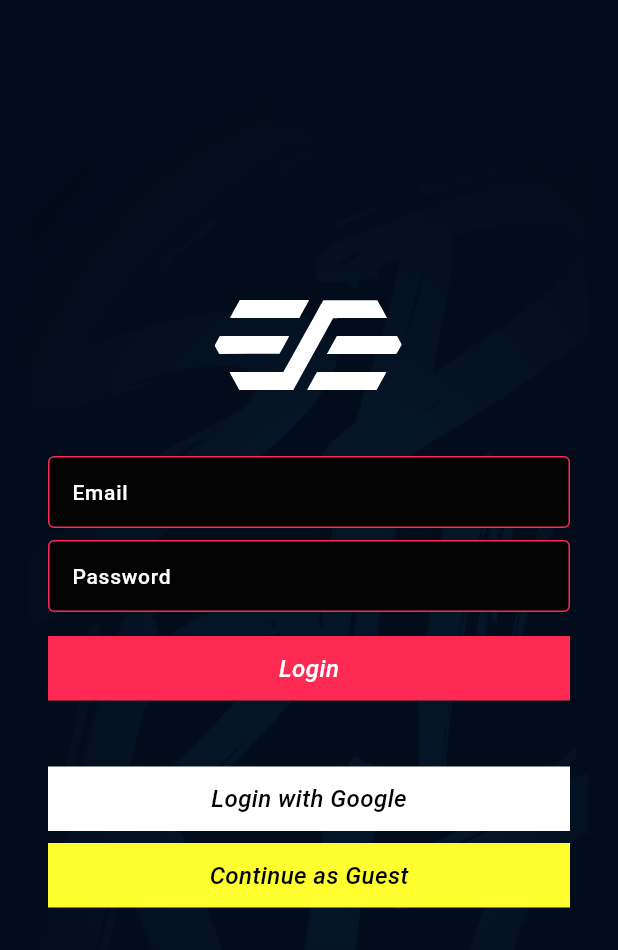
After one commit to Himadri2041/spirit_app_h, a Flutter app: the screen it shows after launch, on a phone screen of 412 x 824 dp. The commit adds this screen. Shown: the top 950 px of the screen. Run offline on Flutter 3.47's test engine with Material 3 defaults, Android fonts, the phone set to English and light mode, and no system bars; our stand-ins replace carousel_slider, flutter_svg; Roboto replaces fonts that are missing (Sequel Sans).

Commit message:
basic sign in screen

```diff
--- a/lib/main.dart
+++ b/lib/main.dart
@@ -1,5 +1,5 @@
 import 'package:flutter/material.dart';
-import 'package:spirit_app/pages/home/home.dart';
+import 'package:spirit_app/routes.dart';
 import 'package:spirit_app/utils/globals.dart';
 
 void main() {
@@ -15,7 +15,8 @@ class MyApp extends StatelessWidget {
       navigatorKey: navigatorKey,
       scaffoldMessengerKey: scaffoldMessengerKey,
       debugShowCheckedModeBanner: false,
-      home: const Home(),
+      routes: routes,
+      initialRoute: "/",
     );
   }
 }
--- /dev/null
+++ b/lib/pages/auth/sign_in_screen.dart
@@ -0,0 +1,138 @@
+import 'package:flutter/material.dart';
+import 'package:flutter_svg/flutter_svg.dart';
+import 'package:spirit_app/utils/assets.dart';
+import 'package:spirit_app/utils/globals.dart';
+import 'package:spirit_app/utils/styles/colors.dart';
+import 'package:spirit_app/utils/styles/styles.dart';
+import 'package:spirit_app/utils/widgets/custom_text_field.dart';
+
+class SignInScreen extends StatefulWidget {
+  const SignInScreen({super.key});
+
+  @override
+  State<SignInScreen> createState() => _SignInScreenState();
+}
+
+class _SignInScreenState extends State<SignInScreen> {
+  late final TextEditingController _emailController;
+  late final TextEditingController _passwordController;
+
+  @override
+  void initState() {
+    _emailController = TextEditingController();
+    _passwordController = TextEditingController();
+    super.initState();
+  }
+
+  @override
+  void dispose() {
+    _emailController.dispose();
+    _passwordController.dispose();
+    super.dispose();
+  }
+
+  @override
+  Widget build(BuildContext context) {
+    final size = MediaQuery.sizeOf(context);
+    return Scaffold(
+      backgroundColor: AppColors.backgroundColor,
+      body: GestureDetector(
+        onTap: () {
+          FocusScope.of(context).unfocus();
+        },
+        child: SizedBox(
+          width: size.width,
+          height: size.height,
+          child: Stack(
+            children: [
+              Positioned.fill(
+                child: Image.asset(Assets.backgroundFrame),
+              ),
+              SingleChildScrollView(
+                physics: const BouncingScrollPhysics(),
+                padding: const EdgeInsets.symmetric(horizontal: 32),
+                child: Column(
+                  crossAxisAlignment: CrossAxisAlignment.center,
+                  children: [
+                    const SizedBox(height: 200),
+                    SvgPicture.asset(Assets.spiritLogo, height: 60),
+                    const SizedBox(height: 44),
+                    CustomTextField(controller: _emailController, label: "Email"),
+                    CustomTextField(
+                      controller: _passwordController,
+                      label: "Password",
+                    ),
+                    const SizedBox(height: 8),
+                    GestureDetector(
+                      onTap: () {
+                        navigatorKey.currentState!.pushReplacementNamed("/home");
+                      },
+                      child: Container(
+                        width: size.width,
+                        padding: const EdgeInsets.symmetric(vertical: 12, horizontal: 16),
+                        decoration: const BoxDecoration(
+                          color: AppColors.primaryColor,
+                        ),
+                        child: Center(
+                          child: Text(
+                            "Login",
+                            style: AppStyles.m4.copyWith(
+                              fontStyle: FontStyle.italic,
+                              color: AppColors.white,
+                            ),
+                          ),
+                        ),
+                      ),
+                    ),
+                    const SizedBox(height: 44),
+                    GestureDetector(
+                      onTap: () {
+                        navigatorKey.currentState!.pushReplacementNamed("/home");
+                      },
+                      child: Container(
+                        width: size.width,
+                        padding: const EdgeInsets.symmetric(vertical: 12, horizontal: 16),
+                        decoration: const BoxDecoration(
+                          color: AppColors.white,
+                        ),
+                        child: Center(
+                          child: Text(
+                            "Login with Google",
+                            style: AppStyles.m4.copyWith(
+                              fontStyle: FontStyle.italic,
+                            ),
+                          ),
+                        ),
+                      ),
+                    ),
+                    const SizedBox(height: 8),
+                    GestureDetector(
+                      onTap: () {
+                        navigatorKey.currentState!.pushReplacementNamed("/home");
+                      },
+                      child: Container(
+                        width: size.width,
+                        padding: const EdgeInsets.symmetric(vertical: 12, horizontal: 16),
+                        decoration: const BoxDecoration(
+                          color: AppColors.secondaryColor,
+                        ),
+                        child: Center(
+                          child: Text(
+                            "Continue as Guest",
+                            style: AppStyles.m4.copyWith(
+                              fontStyle: FontStyle.italic,
+                            ),
+                          ),
+                        ),
+                      ),
+                    )
+                  ],
+                ),
+              )
+            ],
+          ),
+        ),
+      ),
+    );
+  }
+}
--- a/lib/pages/home/home.dart
+++ b/lib/pages/home/home.dart
@@ -30,6 +30,7 @@ class _HomeState extends State<Home> {
   @override
   Widget build(BuildContext context) {
     return Scaffold(
+      backgroundColor: AppColors.backgroundColor,
       body: PageView.builder(
         controller: _pageController,
         itemCount: _pages.length,
--- a/lib/pages/profile/profile_tab.dart
+++ b/lib/pages/profile/profile_tab.dart
@@ -1,4 +1,5 @@
 import 'package:flutter/material.dart';
+import 'package:spirit_app/utils/styles/colors.dart';
 
 class Profile extends StatefulWidget {
   const Profile({super.key});
@@ -11,7 +12,10 @@ class _ProfileState extends State<Profile> {
   @override
   Widget build(BuildContext context) {
     return const Scaffold(
-      body: Center(child: Text("This is Profile Page"),),
+      backgroundColor: AppColors.backgroundColor,
+      body: Center(
+        child: Text("This is Profile Page"),
+      ),
     );
   }
 }
--- a/lib/pages/sports/sports_tab.dart
+++ b/lib/pages/sports/sports_tab.dart
@@ -1,4 +1,5 @@
 import 'package:flutter/material.dart';
+import 'package:spirit_app/utils/styles/colors.dart';
 
 class Sports extends StatefulWidget {
   const Sports({super.key});
@@ -11,7 +12,10 @@ class _SportsState extends State<Sports> {
   @override
   Widget build(BuildContext context) {
     return const Scaffold(
-      body: Center(child: Text("This is Sports Page"),),
+      backgroundColor: AppColors.backgroundColor,
+      body: Center(
+        child: Text("This is Sports Page"),
+      ),
     );
   }
 }
--- /dev/null
+++ b/lib/routes.dart
@@ -0,0 +1,8 @@
+import 'package:flutter/material.dart';
+import 'package:spirit_app/pages/auth/sign_in_screen.dart';
+import 'package:spirit_app/pages/home/home.dart';
+
+Map<String, Widget Function(BuildContext)> routes = {
+  "/" : (_)=> const SignInScreen(),
+  "/home" : (_)=> const Home(),
+};
--- a/lib/utils/assets.dart
+++ b/lib/utils/assets.dart
@@ -17,6 +17,7 @@ class Assets {
   static const pronite = '$iconPath/mic.svg';
   static const merch = '$iconPath/tee.svg';
   static const profile = '$iconPath/profile.svg';
+  static const spiritLogo = '$iconPath/spirit_logo.svg';
 
   // images
   static const backgroundFrame = '$imagePath/background_frame.png';
--- /dev/null
+++ b/lib/utils/widgets/custom_text_field.dart
@@ -0,0 +1,46 @@
+import 'package:flutter/material.dart';
+import 'package:spirit_app/utils/styles/colors.dart';
+import 'package:spirit_app/utils/styles/styles.dart';
+
+class CustomTextField extends StatelessWidget {
+  final TextEditingController controller;
+  final String label;
+  const CustomTextField({
+    super.key,
+    required this.controller,
+    required this.label,
+  });
+
+  @override
+  Widget build(BuildContext context) {
+    return Padding(
+      padding: const EdgeInsets.only(bottom: 8),
+      child: TextField(
+        controller: controller,
+        cursorColor: AppColors.primaryColor,
+        style: AppStyles.m2.copyWith(color: AppColors.white),
+        decoration: InputDecoration(
+          fillColor: AppColors.blank,
+          filled: true,
+          labelText: label,
+          labelStyle: AppStyles.m2.copyWith(color: AppColors.white),
+          border: const OutlineInputBorder(
+            borderSide: BorderSide(color: AppColors.primaryColor),
+          ),
+          enabledBorder: const OutlineInputBorder(
+            borderSide: BorderSide(color: AppColors.primaryColor),
+          ),
+          focusedBorder: const OutlineInputBorder(
+            borderSide: BorderSide(color: AppColors.primaryColor),
+          ),
+          disabledBorder: const OutlineInputBorder(
+            borderSide: BorderSide(color: AppColors.primaryColor),
+          ),
+          errorBorder: const OutlineInputBorder(
+            borderSide: BorderSide(color: AppColors.primaryColor),
+          ),
+        ),
+      ),
+    );
+  }
+}
```
Also changed, not shown: assets/icons/spirit_logo.svg (added).
